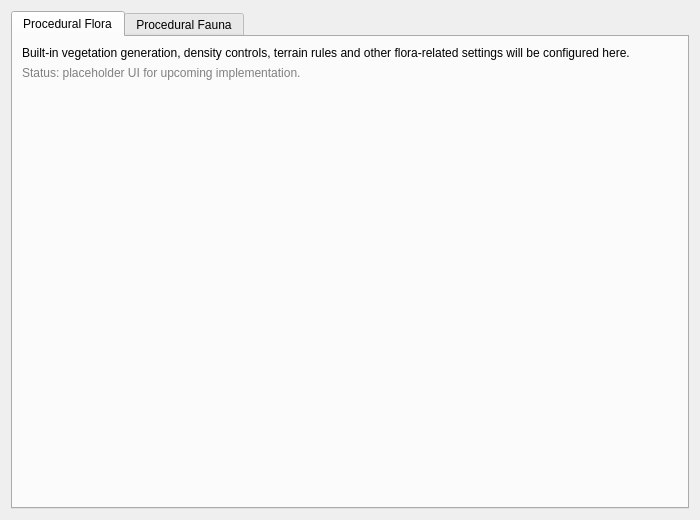
homoklikus/OpenMW-Runtime-Localization-Fork, file apps/launcher/ui/worldpage.ui: the form before one commit.
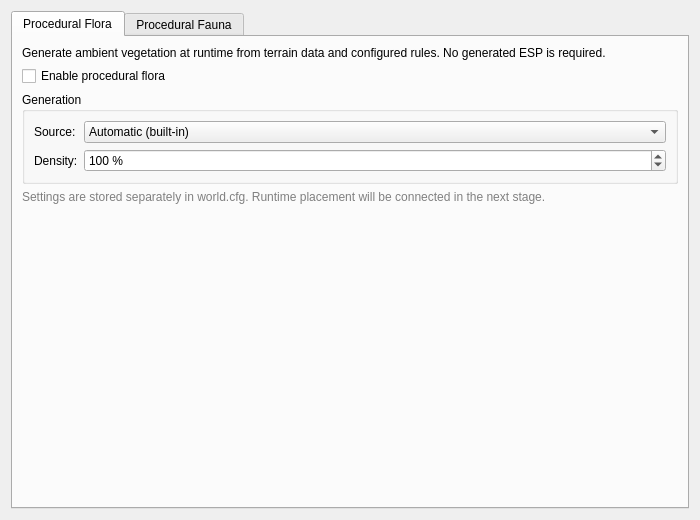
The form after the commit.

Commit message: World: add procedural flora settings in world.cfg

What changed in the file:
```diff
--- a/apps/launcher/ui/worldpage.ui
+++ b/apps/launcher/ui/worldpage.ui
@@ -30,17 +30,88 @@
           <bool>true</bool>
          </property>
          <property name="text">
-          <string>Built-in vegetation generation, density controls, terrain rules and other flora-related settings will be configured here.</string>
+          <string>Generate ambient vegetation at runtime from terrain data and configured rules. No generated ESP is required.</string>
          </property>
         </widget>
        </item>
+       <item>
+        <widget class="QCheckBox" name="proceduralFloraEnabledCheckBox">
+         <property name="text">
+          <string>Enable procedural flora</string>
+         </property>
+        </widget>
+       </item>
+       <item>
+        <widget class="QGroupBox" name="proceduralFloraOptionsWidget">
+         <property name="title">
+          <string>Generation</string>
+         </property>
+         <layout class="QFormLayout" name="proceduralFloraFormLayout">
+          <item row="0" column="0">
+           <widget class="QLabel" name="proceduralFloraSourceLabel">
+            <property name="text">
+             <string>Source:</string>
+            </property>
+           </widget>
+          </item>
+          <item row="0" column="1">
+           <widget class="QComboBox" name="proceduralFloraSourceComboBox">
+            <item>
+             <property name="text">
+              <string>Automatic (built-in)</string>
+             </property>
+            </item>
+            <item>
+             <property name="text">
+              <string>Groundcover mods</string>
+             </property>
+            </item>
+            <item>
+             <property name="text">
+              <string>Automatic + Groundcover mods</string>
+             </property>
+            </item>
+           </widget>
+          </item>
+          <item row="1" column="0">
+           <widget class="QLabel" name="proceduralFloraDensityLabel">
+            <property name="text">
+             <string>Density:</string>
+            </property>
+           </widget>
+          </item>
+          <item row="1" column="1">
+           <widget class="QSpinBox" name="proceduralFloraDensitySpinBox">
+            <property name="suffix">
+             <string> %</string>
+            </property>
+            <property name="minimum">
+             <number>0</number>
+            </property>
+            <property name="maximum">
+             <number>200</number>
+            </property>
+            <property name="singleStep">
+             <number>5</number>
+            </property>
+            <property name="value">
+             <number>100</number>
+            </property>
+           </widget>
+          </item>
+         </layout>
+        </widget>
+       </item>
        <item>
         <widget class="QLabel" name="floraStatusLabel">
          <property name="styleSheet">
           <string notr="true">color: #808080;</string>
          </property>
+         <property name="wordWrap">
+          <bool>true</bool>
+         </property>
          <property name="text">
-          <string>Status: placeholder UI for upcoming implementation.</string>
+          <string>Settings are stored separately in world.cfg. Runtime placement will be connected in the next stage.</string>
          </property>
         </widget>
        </item>
```
The commit also changes 4 other files.
